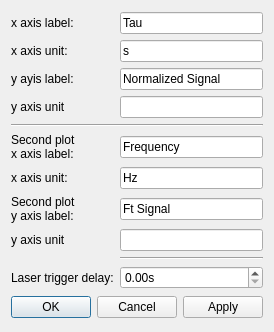
Old version of the form gui/pulsed/ui_pulsed_main_gui_settings_analysis.ui in the repository Ulm-IQO/qudi.
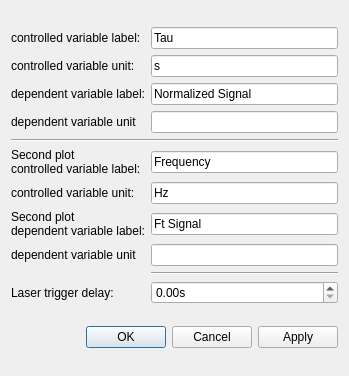
New version of the form. Custom widgets are drawn as their Qt base class.

Commit message: Changed all GUI labels called something like "x axis" to "controlled variable" and "y axis" to "dependent variable". In the code "measurement_ticks" or "x_axis" has also been renamed to "controlled_vals". Looks a bit ugly and confusing now.

Patch:
```diff
--- a/gui/pulsed/ui_pulsed_main_gui_settings_analysis.ui
+++ b/gui/pulsed/ui_pulsed_main_gui_settings_analysis.ui
@@ -6,8 +6,8 @@
    <rect>
     <x>0</x>
     <y>0</y>
-    <width>255</width>
-    <height>332</height>
+    <width>349</width>
+    <height>376</height>
    </rect>
   </property>
   <property name="windowTitle">
@@ -32,7 +32,7 @@
      <item row="7" column="0">
       <widget class="QLabel" name="ana_param_second_plot_y_axis_label_Label">
        <property name="text">
-        <string>&lt;html&gt;&lt;head/&gt;&lt;body&gt;&lt;p&gt;Second plot&lt;br/&gt;y axis label:&lt;/p&gt;&lt;/body&gt;&lt;/html&gt;</string>
+        <string>&lt;html&gt;&lt;head/&gt;&lt;body&gt;&lt;p&gt;Second plot&lt;br/&gt;dependent variable label:&lt;/p&gt;&lt;/body&gt;&lt;/html&gt;</string>
        </property>
       </widget>
      </item>
@@ -46,21 +46,21 @@
      <item row="1" column="0">
       <widget class="QLabel" name="label">
        <property name="text">
-        <string>x axis unit:</string>
+        <string>controlled variable unit:</string>
        </property>
       </widget>
      </item>
      <item row="2" column="0">
       <widget class="QLabel" name="ana_param_y_axis_label_Label">
        <property name="text">
-        <string>&lt;html&gt;&lt;head/&gt;&lt;body&gt;&lt;p&gt;y ayis label:&lt;/p&gt;&lt;/body&gt;&lt;/html&gt;</string>
+        <string>&lt;html&gt;&lt;head/&gt;&lt;body&gt;&lt;p&gt;dependent variable label:&lt;/p&gt;&lt;/body&gt;&lt;/html&gt;</string>
        </property>
       </widget>
      </item>
      <item row="5" column="0">
       <widget class="QLabel" name="ana_param_second_plot_x_axis_label_Label">
        <property name="text">
-        <string>&lt;html&gt;&lt;head/&gt;&lt;body&gt;&lt;p&gt;Second plot&lt;br/&gt;x axis label:&lt;/p&gt;&lt;/body&gt;&lt;/html&gt;</string>
+        <string>&lt;html&gt;&lt;head/&gt;&lt;body&gt;&lt;p&gt;Second plot&lt;br/&gt;controlled variable label:&lt;/p&gt;&lt;/body&gt;&lt;/html&gt;</string>
        </property>
       </widget>
      </item>
@@ -98,28 +98,28 @@
      <item row="0" column="0">
       <widget class="QLabel" name="ana_param_x_axis_label_Label">
        <property name="text">
-        <string>x axis label:</string>
+        <string>controlled variable label:</string>
        </property>
       </widget>
      </item>
      <item row="8" column="0">
       <widget class="QLabel" name="label_4">
        <property name="text">
-        <string>y axis unit</string>
+        <string>dependent variable unit</string>
        </property>
       </widget>
      </item>
      <item row="3" column="0">
       <widget class="QLabel" name="label_2">
        <property name="text">
-        <string>y axis unit</string>
+        <string>dependent variable unit</string>
        </property>
       </widget>
      </item>
      <item row="6" column="0">
       <widget class="QLabel" name="label_3">
        <property name="text">
-        <string>x axis unit:</string>
+        <string>controlled variable unit:</string>
        </property>
       </widget>
      </item>
```
The commit also changes 3 other files.
